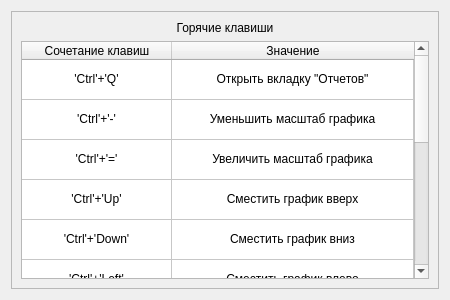
The window that pages/Setting/keywords.ui (Glebuc/pyside6-tst) describes before a commit, drawn with Qt 5.
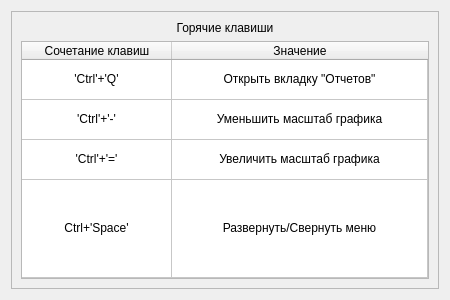
The same window after the commit.

What changed in the file:
```diff
--- a/pages/Setting/keywords.ui
+++ b/pages/Setting/keywords.ui
@@ -63,7 +63,7 @@
          <bool>false</bool>
         </property>
         <property name="rowCount">
-         <number>12</number>
+         <number>4</number>
         </property>
         <attribute name="horizontalHeaderMinimumSectionSize">
          <number>100</number>
@@ -98,46 +98,6 @@
           <string/>
          </property>
         </row>
-        <row>
-         <property name="text">
-          <string/>
-         </property>
-        </row>
-        <row>
-         <property name="text">
-          <string/>
-         </property>
-        </row>
-        <row>
-         <property name="text">
-          <string/>
-         </property>
-        </row>
-        <row>
-         <property name="text">
-          <string/>
-         </property>
-        </row>
-        <row>
-         <property name="text">
-          <string/>
-         </property>
-        </row>
-        <row>
-         <property name="text">
-          <string/>
-         </property>
-        </row>
-        <row>
-         <property name="text">
-          <string/>
-         </property>
-        </row>
-        <row>
-         <property name="text">
-          <string/>
-         </property>
-        </row>
         <row/>
         <column>
          <property name="text">
@@ -213,141 +173,13 @@
         </item>
         <item row="3" column="0">
          <property name="text">
-          <string>'Ctrl'+'Up'</string>
-         </property>
-         <property name="textAlignment">
-          <set>AlignCenter</set>
-         </property>
-        </item>
-        <item row="3" column="1">
-         <property name="text">
-          <string>Сместить график вверх</string>
-         </property>
-         <property name="textAlignment">
-          <set>AlignCenter</set>
-         </property>
-        </item>
-        <item row="4" column="0">
-         <property name="text">
-          <string>'Ctrl'+'Down'</string>
-         </property>
-         <property name="textAlignment">
-          <set>AlignCenter</set>
-         </property>
-        </item>
-        <item row="4" column="1">
-         <property name="text">
-          <string>Сместить график вниз</string>
-         </property>
-         <property name="textAlignment">
-          <set>AlignCenter</set>
-         </property>
-        </item>
-        <item row="5" column="0">
-         <property name="text">
-          <string>'Ctrl'+'Left'</string>
-         </property>
-         <property name="textAlignment">
-          <set>AlignCenter</set>
-         </property>
-        </item>
-        <item row="5" column="1">
-         <property name="text">
-          <string>Сместить график влево</string>
-         </property>
-         <property name="textAlignment">
-          <set>AlignCenter</set>
-         </property>
-        </item>
-        <item row="6" column="0">
-         <property name="text">
-          <string>'Ctrl'+'Right'</string>
-         </property>
-         <property name="textAlignment">
-          <set>AlignCenter</set>
-         </property>
-        </item>
-        <item row="6" column="1">
-         <property name="text">
-          <string>Сместить график вправо</string>
-         </property>
-         <property name="textAlignment">
-          <set>AlignCenter</set>
-         </property>
-        </item>
-        <item row="7" column="0">
-         <property name="text">
-          <string>'Ctrl'+'S'</string>
-         </property>
-         <property name="textAlignment">
-          <set>AlignCenter</set>
-         </property>
-        </item>
-        <item row="7" column="1">
-         <property name="text">
-          <string>Сохранить график/значения таблицы</string>
-         </property>
-         <property name="textAlignment">
-          <set>AlignCenter</set>
-         </property>
-        </item>
-        <item row="8" column="0">
-         <property name="text">
-          <string>'Ctrl'+'W'</string>
-         </property>
-         <property name="textAlignment">
-          <set>AlignCenter</set>
-         </property>
-        </item>
-        <item row="8" column="1">
-         <property name="text">
-          <string>Открыть вкладку &quot;Графиков&quot;</string>
-         </property>
-         <property name="textAlignment">
-          <set>AlignCenter</set>
-         </property>
-        </item>
-        <item row="9" column="0">
-         <property name="text">
-          <string>'Ctrl'+'E'</string>
-         </property>
-         <property name="textAlignment">
-          <set>AlignCenter</set>
-         </property>
-        </item>
-        <item row="9" column="1">
-         <property name="text">
-          <string>Открыть вкладку &quot;Результатов&quot;</string>
-         </property>
-         <property name="textAlignment">
-          <set>AlignCenter</set>
-         </property>
-        </item>
-        <item row="10" column="0">
-         <property name="text">
-          <string>'Ctrl'+'R'</string>
-         </property>
-         <property name="textAlignment">
-          <set>AlignCenter</set>
-         </property>
-        </item>
-        <item row="10" column="1">
-         <property name="text">
-          <string>Открыть вкладку &quot;Настройки&quot;</string>
-         </property>
-         <property name="textAlignment">
-          <set>AlignCenter</set>
-         </property>
-        </item>
-        <item row="11" column="0">
-         <property name="text">
           <string>Ctrl+'Space'</string>
          </property>
          <property name="textAlignment">
           <set>AlignCenter</set>
          </property>
         </item>
-        <item row="11" column="1">
+        <item row="3" column="1">
          <property name="text">
           <string>Развернуть/Свернуть меню</string>
          </property>
```
